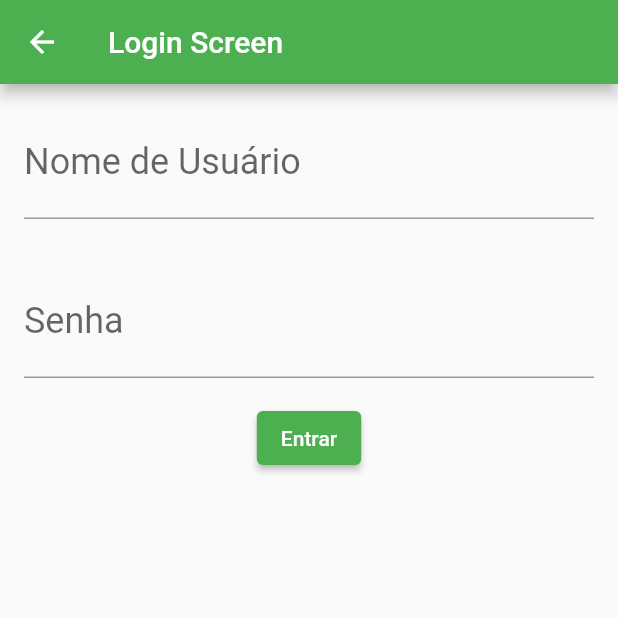
After one commit to DouglasAmorim/school_communication_app, a Flutter app: the screen it shows after launch, after a tap on "STUDENT_LOGIN", on a phone screen of 412 x 824 dp, the top half of it. The commit adds this screen. Run offline on Flutter 3.47's test engine with Material 2 defaults, Android fonts, the light colour scheme and no system bars; missing offline and left inert: dart_amqp, mqtt_client; network calls fail.

Commit message:
implementation of login screen

```diff
--- /dev/null
+++ b/flutter_app/lib/Enums/SelectedLoginEnum.dart
@@ -0,0 +1,6 @@
+enum SelectedLoginUser {
+  student,
+  teacher,
+  parents,
+  school
+}
--- a/flutter_app/lib/main.dart
+++ b/flutter_app/lib/main.dart
@@ -1,6 +1,9 @@
 import 'package:flutter/material.dart';
+import 'package:tcc_ifsc/screens/Login/Login.dart';
 import 'package:tcc_ifsc/screens/Transferencia/Lista.dart';
 import 'package:mqtt_client/mqtt_client.dart';
+
+import 'Enums/SelectedLoginEnum.dart';
 
 void main() {
   runApp(TccIfsc());
@@ -53,37 +56,42 @@ class LoginWidgetState extends State<LoginWidget> {
         mainAxisSize: MainAxisSize.min,
         children: <Widget> [
           ElevatedButton(style: style,
-              onPressed: null,
+              onPressed: () => _openLoginScreen(context, SelectedLoginUser.student),
               child: const Text('STUDENT_LOGIN'),
           ),
 
           const SizedBox(height: 20),
 
           ElevatedButton(style: style,
-            onPressed: null,
+            onPressed: () => _openLoginScreen(context, SelectedLoginUser.teacher),
             child: const Text('TEACHER_LOGIN'),
           ),
 
           const SizedBox(height: 20),
 
           ElevatedButton(style: style,
-            onPressed: null,
+            onPressed: () => _openLoginScreen(context, SelectedLoginUser.parents),
             child: const Text('PARENTS_LOGIN'),
           ),
 
           const SizedBox(height: 20),
 
           ElevatedButton(style: style,
-            onPressed: null,
+            onPressed: () => _openLoginScreen(context, SelectedLoginUser.school),
             child: const Text('SCHOOL_LOGIN'),
           ),
 
         ],
       ),
     );
+  }
 
-    // TODO: implement build
-    throw UnimplementedError();
+  void _openLoginScreen(BuildContext context, SelectedLoginUser loginUser) {
+
+    Navigator.push(context, MaterialPageRoute(builder: (context) {
+      return Login(loginUser: loginUser,);
+    }));
+
   }
 
 }
--- /dev/null
+++ b/flutter_app/lib/models/Estudante.dart
@@ -0,0 +1,25 @@
+class Estudante {
+  final int id;
+  final int queueId;
+  final String name;
+  final String password;
+  final int turmaId;
+
+  const Estudante({
+    required this.id,
+    required this.queueId,
+    required this.name,
+    required this.password,
+    required this.turmaId,
+  });
+
+  factory Estudante.fromJson(Map<String, dynamic> json) {
+    return Estudante(
+      id: json['AlunosId'],
+      queueId: json['QueueId'],
+      name: json['Nome'],
+      password: json['Senha'],
+      turmaId: json['TurmaId'],
+    );
+  }
+}
--- /dev/null
+++ b/flutter_app/lib/models/Parents.dart
@@ -0,0 +1,28 @@
+class Parents {
+  final int id;
+  final int queueId;
+  final String name;
+  final String password;
+  final String telefone;
+  final String email;
+
+  const Parents({
+    required this.id,
+    required this.queueId,
+    required this.name,
+    required this.password,
+    required this.email,
+    required this.telefone,
+  });
+
+  factory Parents.fromJson(Map<String, dynamic> json) {
+    return Parents(
+      id: json['PaisId'],
+      queueId: json['QueueId'],
+      name: json['Nome'],
+      password: json['Senha'],
+      telefone: json['Telefone'],
+      email: json['Email'],
+    );
+  }
+}
--- /dev/null
+++ b/flutter_app/lib/models/Professot.dart
@@ -0,0 +1,22 @@
+class Professor {
+  final int id;
+  final int queueId;
+  final String name;
+  final String password;
+
+  const Professor({
+    required this.id,
+    required this.queueId,
+    required this.name,
+    required this.password,
+  });
+
+  factory Professor.fromJson(Map<String, dynamic> json) {
+    return Professor(
+      id: json['ProfessoresId'],
+      queueId: json['QueueId'],
+      name: json['Nome'],
+      password: json['Senha'],
+    );
+  }
+}
--- /dev/null
+++ b/flutter_app/lib/screens/Login/Login.dart
@@ -0,0 +1,77 @@
+import 'package:flutter/material.dart';
+import 'package:flutter/cupertino.dart';
+import 'package:tcc_ifsc/Enums/SelectedLoginEnum.dart';
+import 'package:tcc_ifsc/components/Editor.dart';
+import 'package:tcc_ifsc/models/ApiImpl.dart';
+
+const _tituloAppBar = 'Login Screen';
+const _rotuloCampoUserName = 'Nome de Usuário';
+const _rotuloCampoPassword = 'Senha';
+const _textLoginButton = 'Entrar';
+
+class Login extends StatefulWidget {
+  final SelectedLoginUser loginUser;
+  Login({Key? key, required this.loginUser}) : super(key: key);
+
+  @override
+  State<StatefulWidget> createState() {
+    return LoginState();
+  }
+}
+
+class LoginState extends State<Login> {
+  final TextEditingController _controllerUsername = TextEditingController();
+  final TextEditingController _controllerPassword = TextEditingController();
+
+  @override
+  Widget build(BuildContext context) {
+    return Scaffold(
+      appBar: AppBar(
+        title: Text(_tituloAppBar),
+      ),
+
+      body: SingleChildScrollView(
+        child: Column(
+          children: <Widget>[
+
+            Editor(controller: _controllerUsername, rotulo: _rotuloCampoUserName ),
+            Editor(controller: _controllerPassword, rotulo: _rotuloCampoPassword ),
+
+            ElevatedButton(
+              onPressed: () => _login(context),
+              child: Text(_textLoginButton),
+            ),
+          ],
+        ),
+      ),
+
+    );
+  }
+
+  void _login(BuildContext context) {
+
+    final String? username = _controllerUsername.text;
+    final String? password = _controllerPassword.text;
+
+    switch(widget.loginUser) {
+      case SelectedLoginUser.parents:
+        ApiImpl().parentsLogin(username!, password!);
+        break;
+      case SelectedLoginUser.school:
+        break;
+      case SelectedLoginUser.teacher:
+        ApiImpl().teacherLogin(username!, password!);
+        break;
+      case SelectedLoginUser.student:
+        ApiImpl().studentLogin(username!, password!);
+        break;
+    }
+
+    // ApiImpl().login()
+    //
+    // final transferenciaCriada = Transferencia(value!,numberAccount!);
+    // debugPrint('$transferenciaCriada');
+    // Navigator.pop(context, transferenciaCriada);
+  }
+
+}
```
Also changed, not shown: flutter_app/lib/models/ApiImpl.dart (+35 -33 lines), flutter_app/lib/screens/Transferencia/Formulario.dart (+0 -13 lines).
